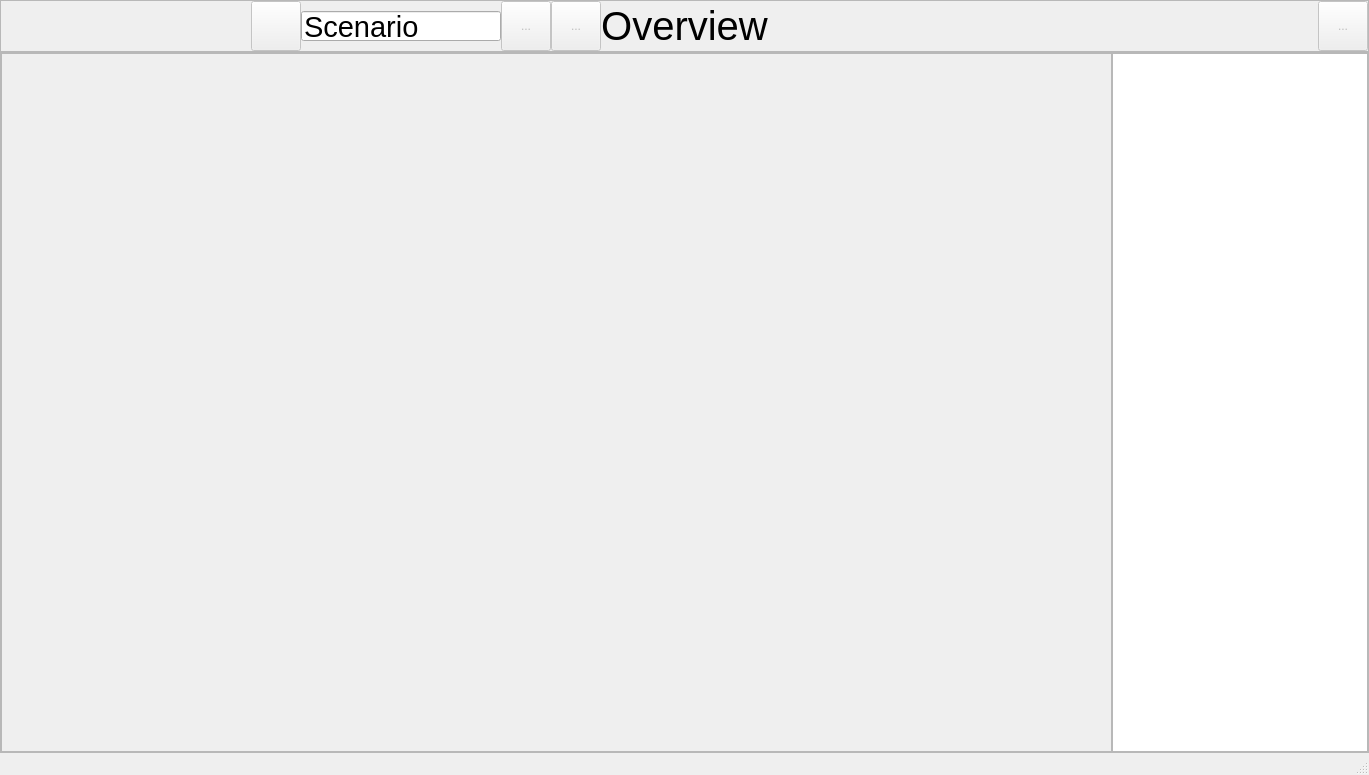
Old version of the form osdria/resources/project_view.ui in the repository soberleitner/osdriaApp.
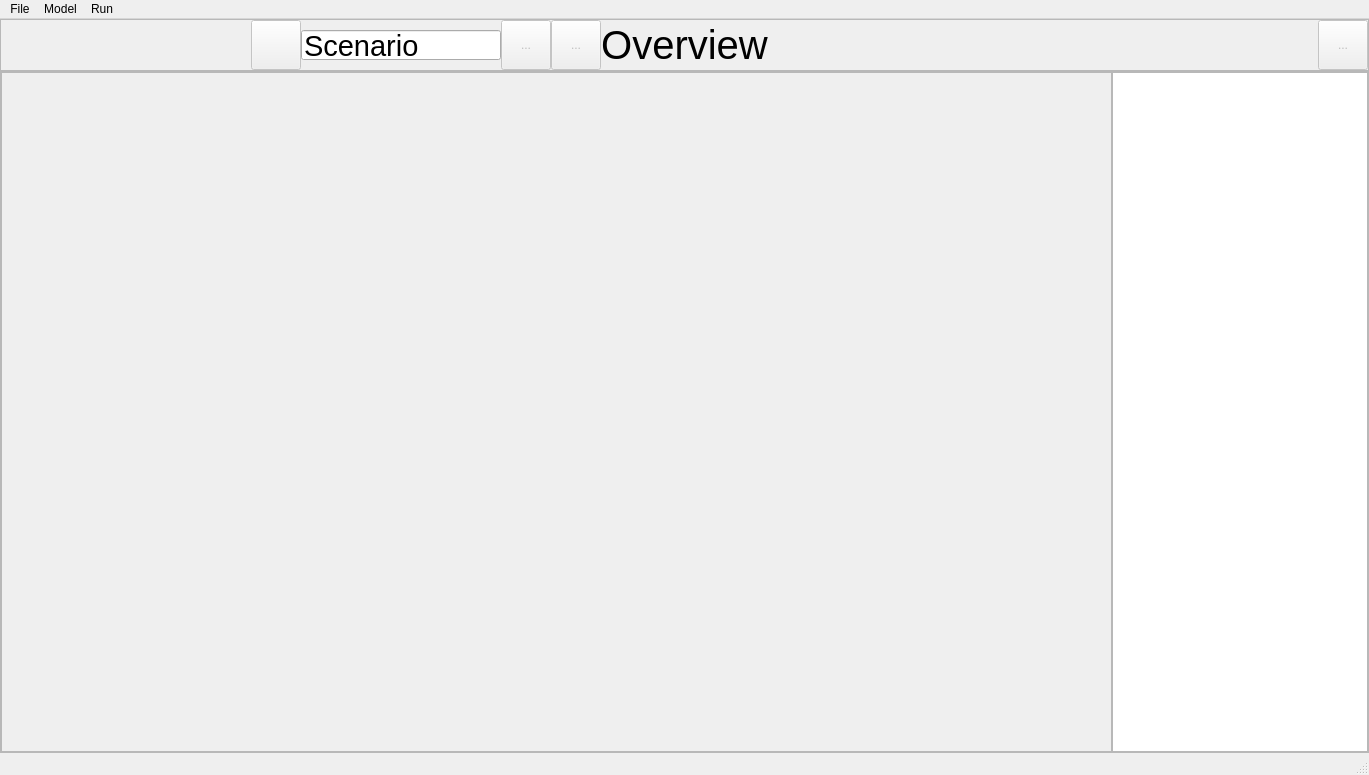
New version of the form. Icons and pictures are not drawn. Custom widgets are drawn as their Qt base class.

What changed in the file:
```diff
--- a/osdria/resources/project_view.ui
+++ b/osdria/resources/project_view.ui
@@ -6,7 +6,7 @@
    <rect>
     <x>0</x>
     <y>0</y>
-    <width>1321</width>
+    <width>1327</width>
     <height>775</height>
    </rect>
   </property>
@@ -1701,10 +1701,34 @@
     <rect>
      <x>0</x>
      <y>0</y>
-     <width>1321</width>
+     <width>1327</width>
      <height>22</height>
     </rect>
    </property>
+   <widget class="QMenu" name="menu_file">
+    <property name="title">
+     <string>File</string>
+    </property>
+    <addaction name="action_save"/>
+    <addaction name="action_close"/>
+   </widget>
+   <widget class="QMenu" name="menu_model">
+    <property name="title">
+     <string>Model</string>
+    </property>
+    <addaction name="action_processes"/>
+    <addaction name="action_commodities"/>
+   </widget>
+   <widget class="QMenu" name="menu_run">
+    <property name="title">
+     <string>Run</string>
+    </property>
+    <addaction name="action_scenarios"/>
+    <addaction name="action_execute"/>
+   </widget>
+   <addaction name="menu_file"/>
+   <addaction name="menu_model"/>
+   <addaction name="menu_run"/>
   </widget>
   <widget class="QStatusBar" name="statusbar"/>
  </widget>
```
Left out of the diff: 48 changed lines with no effect on the pictures.
